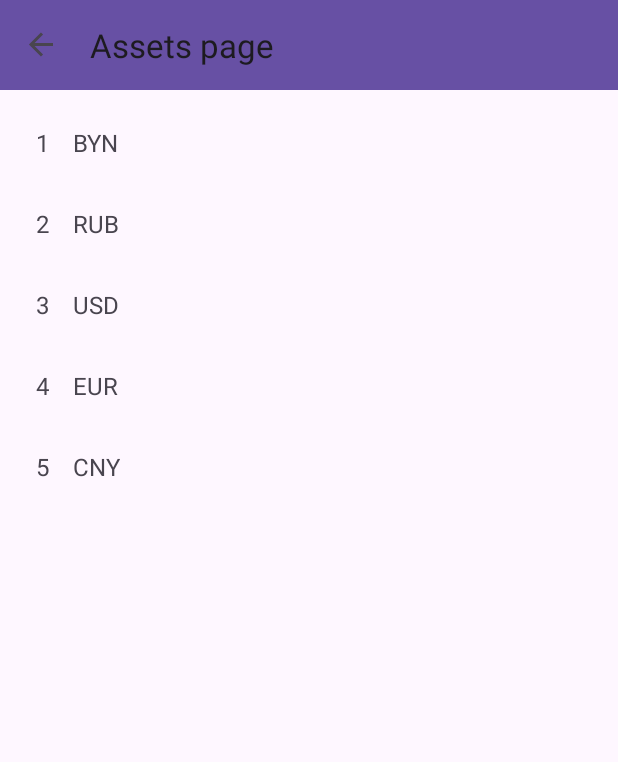
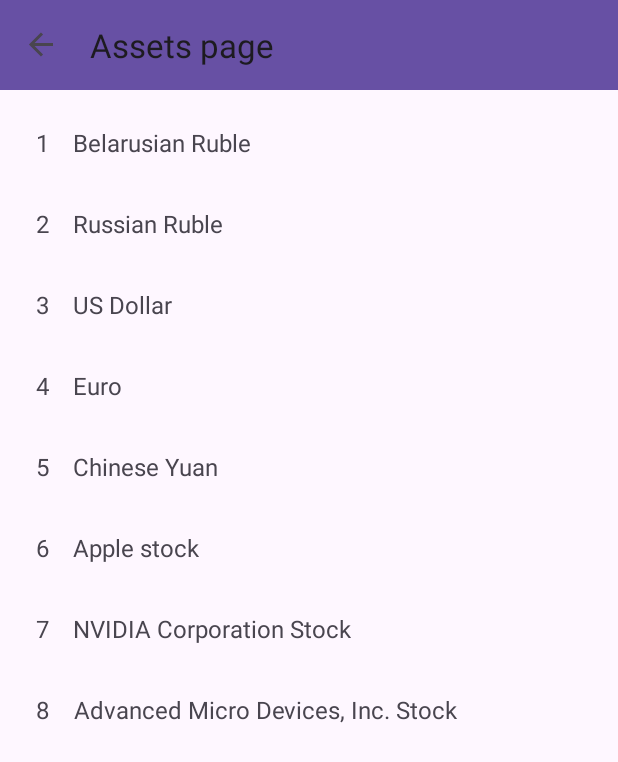
Before and after one commit to UdovikArtem/FinPortfolio, an Android app: the AssetFragment screen opened through its navigation route, on a phone screen of 412 x 824 dp. Shown: the top 762 px of the screen. Run offline under Robolectric (Android 15) with nearby library versions, the phone set to English and light mode, and no system bars; our stand-ins replace navigation-ui.

Commit message:
Domain model improved. Directions added

```diff
--- a/app/src/main/java/com/example/finportfolio/entity/Asset.kt
+++ b/app/src/main/java/com/example/finportfolio/entity/Asset.kt
@@ -1,6 +1,21 @@
 package com.example.finportfolio.entity
 
-data class Asset (
-    val id: Int,
-    val name: String,
+open class Asset(
+    open val id: Int,
+    open val name: String,
+    open val price: Double
 )
+
+class Cash(
+    override val id: Int,
+    override val name: String,
+    override val price: Double,
+    val currency: String
+) : Asset(id, name, price)
+
+data class Stock(
+    override val id: Int,
+    override val name: String,
+    override val price: Double,
+    val ticker: String
+) : Asset(id, name, price)
--- a/app/src/main/java/com/example/finportfolio/fragments/assets/AssetFragment.kt
+++ b/app/src/main/java/com/example/finportfolio/fragments/assets/AssetFragment.kt
@@ -6,7 +6,6 @@ import android.view.View
 import android.view.ViewGroup
 import androidx.fragment.app.Fragment
 import com.example.finportfolio.databinding.FragmentAssetBinding
-import com.example.finportfolio.entity.Asset
 import com.example.finportfolio.repository.AssetRepository
 import com.example.finportfolio.rv.AssetAdapter
 
@@ -15,7 +14,8 @@ class AssetFragment : Fragment() {
     private val binding get() = _binding!!
 
     override fun onCreateView(
-        inflater: LayoutInflater, container: ViewGroup?,
+        inflater: LayoutInflater,
+        container: ViewGroup?,
         savedInstanceState: Bundle?
     ): View {
         _binding = FragmentAssetBinding.inflate(inflater, container, false)
--- a/app/src/main/java/com/example/finportfolio/fragments/main/MainFragment.kt
+++ b/app/src/main/java/com/example/finportfolio/fragments/main/MainFragment.kt
@@ -6,7 +6,6 @@ import android.view.View
 import android.view.ViewGroup
 import androidx.fragment.app.Fragment
 import androidx.navigation.fragment.findNavController
-import com.example.finportfolio.R
 import com.example.finportfolio.databinding.FragmentMainBinding
 
 class MainFragment : Fragment() {
@@ -14,7 +13,8 @@ class MainFragment : Fragment() {
     private val binding get() = _binding!!
 
     override fun onCreateView(
-        inflater: LayoutInflater, container: ViewGroup?,
+        inflater: LayoutInflater,
+        container: ViewGroup?,
         savedInstanceState: Bundle?
     ): View {
         _binding = FragmentMainBinding.inflate(inflater, container, false)
--- a/app/src/main/java/com/example/finportfolio/fragments/portfolio/PortfolioFragment.kt
+++ b/app/src/main/java/com/example/finportfolio/fragments/portfolio/PortfolioFragment.kt
@@ -12,7 +12,8 @@ class PortfolioFragment : Fragment() {
     private val binding get() = _binding!!
 
     override fun onCreateView(
-        inflater: LayoutInflater, container: ViewGroup?,
+        inflater: LayoutInflater,
+        container: ViewGroup?,
         savedInstanceState: Bundle?
     ): View {
         _binding = FragmentPortfolioBinding.inflate(inflater, container, false)
--- a/app/src/main/java/com/example/finportfolio/repository/AssetRepository.kt
+++ b/app/src/main/java/com/example/finportfolio/repository/AssetRepository.kt
@@ -1,30 +1,62 @@
 package com.example.finportfolio.repository
 
 import com.example.finportfolio.entity.Asset
+import com.example.finportfolio.entity.Cash
+import com.example.finportfolio.entity.Stock
 
 object AssetRepository {
-    private val assets: HashMap<Int, Asset> = HashMap(listOf(
-        Asset(
+    private val assets: HashMap<Int, Asset> = HashMap(
+        listOf(
+            Cash(
                 id = 1,
-            name = "BYN"
+                name = "Belarusian Ruble",
+                price = 1.0,
+                currency = "BYN"
             ),
-        Asset(
+            Cash(
                 id = 2,
-            name = "RUB"
+                name = "Russian Ruble",
+                price = 0.036,
+                currency = "RUB"
             ),
-        Asset(
+            Cash(
                 id = 3,
-            name = "USD"
+                name = "US Dollar",
+                price = 3.20,
+                currency = "USD"
             ),
-        Asset(
+            Cash(
                 id = 4,
-            name = "EUR"
+                name = "Euro",
+                price = 3.48,
+                currency = "EUR"
             ),
-        Asset(
+            Cash(
                 id = 5,
-            name = "CNY"
+                name = "Chinese Yuan",
+                price = 0.439,
+                currency = "CNY"
+            ),
+            Stock(
+                id = 6,
+                name = "Apple stock",
+                price = 731.8,
+                ticker = "AAPL"
+            ),
+            Stock(
+                id = 7,
+                name = "NVIDIA Corporation Stock",
+                price = 420.5,
+                ticker = "NVDA"
+            ),
+            Stock(
+                id = 8,
+                name = "Advanced Micro Devices, Inc. Stock",
+                price = 566.4,
+                ticker = "AMD"
             )
-    ).associateBy { it.id })
+        ).associateBy { it.id }
+    )
 
     fun getAssets(): List<Asset> = assets.values.toList()
     fun getAssetById(id: Int): Asset? = assets[id]
--- a/app/src/main/res/layout/fragment_asset.xml
+++ b/app/src/main/res/layout/fragment_asset.xml
@@ -1,17 +1,13 @@
 <?xml version="1.0" encoding="utf-8"?>
-<LinearLayout xmlns:android="http://schemas.android.com/apk/res/android"
+<androidx.recyclerview.widget.RecyclerView xmlns:android="http://schemas.android.com/apk/res/android"
+    xmlns:app="http://schemas.android.com/apk/res-auto"
     xmlns:tools="http://schemas.android.com/tools"
-    xmlns:app="http://schemas.android.com/apk/res-auto"
-    android:id="@+id/main"
+    android:id="@+id/recycler"
     android:layout_width="match_parent"
     android:layout_height="match_parent"
     android:orientation="vertical"
     android:padding="8dp"
+    app:layoutManager="androidx.recyclerview.widget.LinearLayoutManager"
     tools:context=".fragments.assets.AssetFragment">
 
-    <androidx.recyclerview.widget.RecyclerView
-        app:layoutManager="androidx.recyclerview.widget.LinearLayoutManager"
-        android:id="@+id/recycler"
-        android:layout_width="match_parent"
-        android:layout_height="match_parent" />
-</LinearLayout>
+</androidx.recyclerview.widget.RecyclerView>
--- a/app/src/main/res/layout/fragment_portfolio.xml
+++ b/app/src/main/res/layout/fragment_portfolio.xml
@@ -7,4 +7,10 @@
     android:orientation="vertical"
     android:padding="8dp"
     tools:context=".fragments.portfolio.PortfolioFragment">
+
+    <TextView
+        android:layout_width="match_parent"
+        android:layout_height="match_parent"
+        android:text="@string/my_portfolio"/>
+
 </LinearLayout>
--- a/app/src/main/res/values/strings.xml
+++ b/app/src/main/res/values/strings.xml
@@ -4,4 +4,5 @@
     <string name="assets_page">Assets page</string>
     <string name="financial_portfolio">Financial Portfolio</string>
     <string name="main_page">Main page</string>
+    <string name="my_portfolio">My portfolio</string>
 </resources>
```
Also changed, not shown: app/src/main/java/com/example/finportfolio/rv/AssetViewHolder.kt (+7 -4 lines), app/src/main/java/com/example/finportfolio/rv/AssetAdapter.kt (line endings or trailing spaces), app/src/main/java/com/example/finportfolio/rv/AssetDiffCallback.kt (line endings or trailing spaces). Lines whose indentation alone changed are shown as unchanged.
